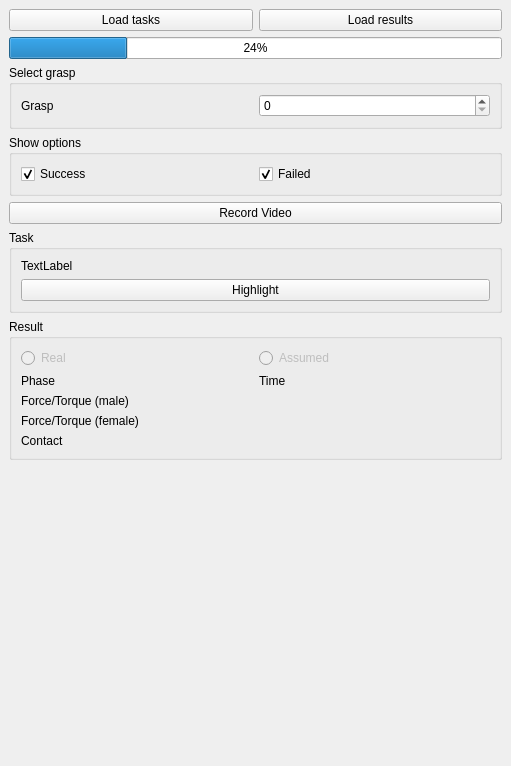
onier/RobWork, file RobWorkStudio/src/rwslibs/atask/ATaskVisPlugin.ui: the form before one commit.
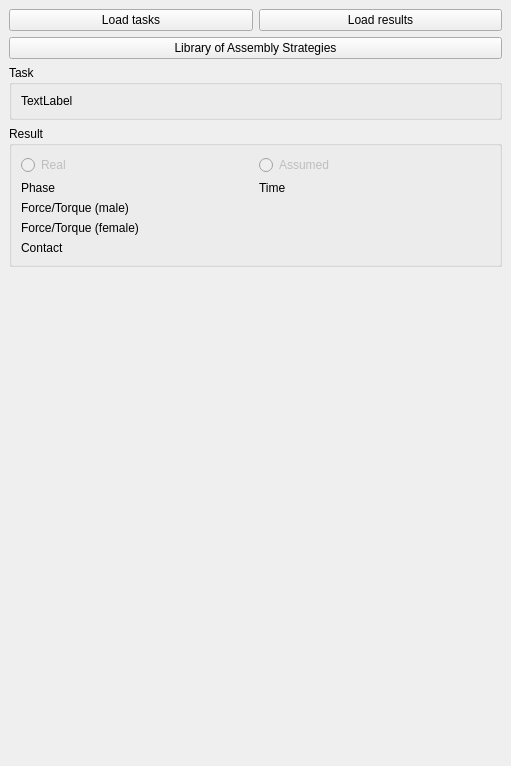
The form after the commit.

Commit message: Added GUI visualization for easy setup of assembly tasks and strategies.

What changed in the file:
```diff
--- a/RobWorkStudio/src/rwslibs/atask/ATaskVisPlugin.ui
+++ b/RobWorkStudio/src/rwslibs/atask/ATaskVisPlugin.ui
@@ -35,7 +35,7 @@
         </item>
        </layout>
       </item>
-      <item row="7" column="0">
+      <item row="4" column="0">
        <spacer name="verticalSpacer">
         <property name="orientation">
          <enum>Qt::Vertical</enum>
@@ -48,62 +48,14 @@
         </property>
        </spacer>
       </item>
-      <item row="2" column="0">
-       <widget class="QGroupBox" name="groupBox_2">
-        <property name="title">
-         <string>Select grasp</string>
-        </property>
-        <layout class="QGridLayout" name="gridLayout_5">
-         <item row="0" column="0">
-          <widget class="QLabel" name="label_7">
-           <property name="text">
-            <string>Grasp</string>
-           </property>
-          </widget>
-         </item>
-         <item row="0" column="1">
-          <widget class="QSpinBox" name="_taskSelectSpin"/>
-         </item>
-        </layout>
-       </widget>
-      </item>
-      <item row="3" column="0">
-       <widget class="QGroupBox" name="groupBox">
-        <property name="title">
-         <string>Show options</string>
-        </property>
-        <layout class="QGridLayout" name="gridLayout_3">
-         <item row="0" column="0">
-          <widget class="QCheckBox" name="_successBox">
-           <property name="text">
-            <string>Success</string>
-           </property>
-           <property name="checked">
-            <bool>true</bool>
-           </property>
-          </widget>
-         </item>
-         <item row="0" column="1">
-          <widget class="QCheckBox" name="_failedBox">
-           <property name="text">
-            <string>Failed</string>
-           </property>
-           <property name="checked">
-            <bool>true</bool>
-           </property>
-          </widget>
-         </item>
-        </layout>
-       </widget>
-      </item>
-      <item row="4" column="0">
-       <widget class="QPushButton" name="btnRecordVideo">
+      <item row="1" column="0">
+       <widget class="QPushButton" name="_btnStrategyLibrary">
         <property name="text">
-         <string>Record Video</string>
+         <string>Library of Assembly Strategies</string>
         </property>
        </widget>
       </item>
-      <item row="5" column="0">
+      <item row="2" column="0">
        <widget class="QGroupBox" name="_taskBox">
         <property name="title">
          <string>Task</string>
@@ -120,16 +72,12 @@
           <layout class="QFormLayout" name="_taskBoxLayout"/>
          </item>
          <item row="1" column="0">
-          <widget class="QPushButton" name="_highlightButton">
-           <property name="text">
-            <string>Highlight</string>
-           </property>
-          </widget>
+          <layout class="QFormLayout" name="_taskBoxLayout"/>
          </item>
         </layout>
        </widget>
       </item>
-      <item row="6" column="0">
+      <item row="3" column="0">
        <widget class="QGroupBox" name="_resultBox">
         <property name="title">
          <string>Result</string>
@@ -202,13 +150,6 @@
         </layout>
        </widget>
       </item>
-      <item row="1" column="0">
-       <widget class="QProgressBar" name="_progress">
-        <property name="value">
-         <number>24</number>
-        </property>
-       </widget>
-      </item>
      </layout>
     </item>
    </layout>
```
Left out of the diff: 3 changed lines with no effect on the pictures. The commit also changes 12 other files.
